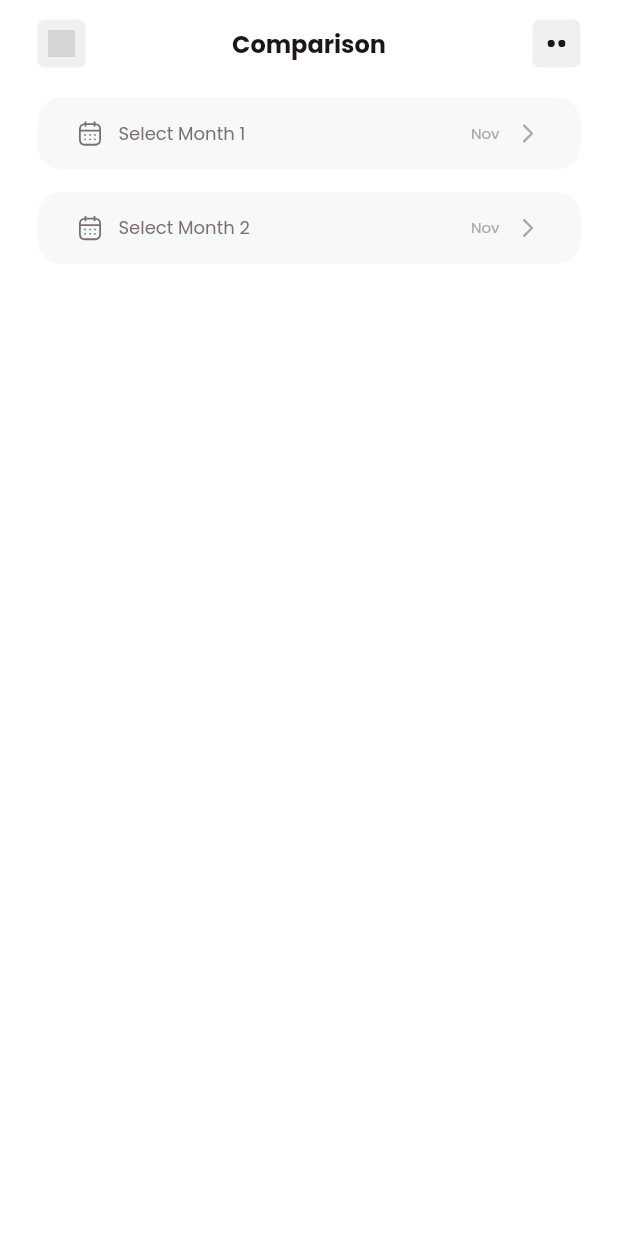
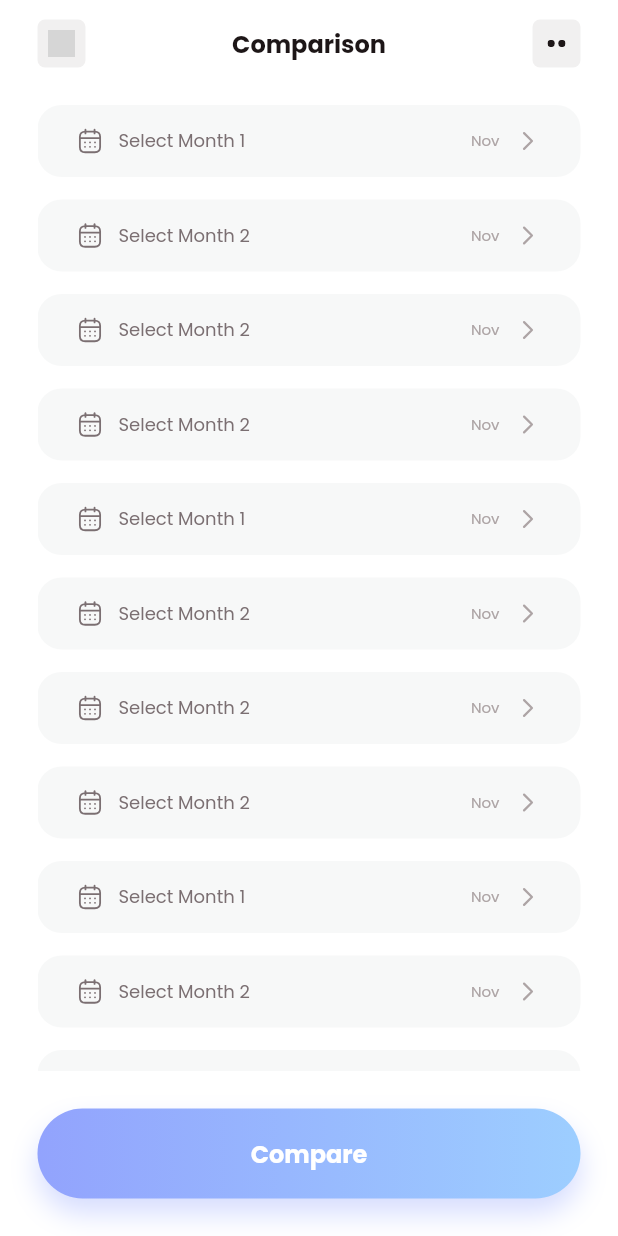
Before and after one commit to caonam030402/Fitness-App, a Flutter app: the ProgressTrackerPage screen opened by its route, after a tap on "Compare", on a phone screen of 412 x 824 dp. Run offline on Flutter 3.47's test engine with Material 2 defaults, Android fonts, the phone set to English and light mode, and no system bars; our stand-ins replace animated_splash_screen, flutter_svg, image_picker; missing offline and left inert: widget_mask; grey boxes are pictures that could not be loaded.

Commit message:
create page: fix Comparison

```diff
--- a/lib/components/banner_big.dart
+++ b/lib/components/banner_big.dart
@@ -7,7 +7,10 @@ import 'package:flutter/material.dart';
 import 'package:flutter_svg/flutter_svg.dart';
 
 class BannerBig extends StatelessWidget {
-  const BannerBig({super.key});
+  final String content;
+  final String contentColor;
+  const BannerBig(
+      {super.key, required this.content, required this.contentColor});
 
   @override
   Widget build(BuildContext context) {
@@ -31,15 +34,15 @@ class BannerBig extends StatelessWidget {
                 width: 170,
                 child: RichText(
                   text: TextSpan(
-                    text: 'Track Your Progress Each Month With ',
+                    text: content,
                     style: AppText.small.copyWith(
                         fontWeight: FontWeight.w500,
                         color: AppColors.black,
                         height: 1.8),
-                    children: const [
+                    children: [
                       TextSpan(
-                          text: 'Photo',
-                          style: TextStyle(
+                          text: contentColor,
+                          style: const TextStyle(
                               fontWeight: FontWeight.w600,
                               color: AppColors.primary)),
                     ],
--- a/lib/components/list_view_item.dart
+++ b/lib/components/list_view_item.dart
@@ -36,6 +36,9 @@ class ListViewItem extends StatelessWidget {
                 );
               }),
         ),
+        SizedBox(
+          height: 20,
+        ),
       ],
     );
   }
--- a/lib/pages/progressTracker/comparison_page.dart
+++ b/lib/pages/progressTracker/comparison_page.dart
@@ -1,3 +1,4 @@
+import 'package:fitness_app/components/button.dart';
 import 'package:fitness_app/components/comparison_item.dart';
 import 'package:fitness_app/components/tool_bar.dart';
 import 'package:fitness_app/styles/app_styles.dart';
@@ -9,19 +10,18 @@ class ComparisonPage extends StatelessWidget {
   @override
   Widget build(BuildContext context) {
     return Scaffold(
+        bottomNavigationBar: Padding(
+          padding: const EdgeInsets.all(AppStyles.paddingBothSidesPage),
+          child: Button(text: 'Compare', onPressed: () {}),
+        ),
         appBar: ToolBar(title: 'Comparison'),
-        body: Column(
+        body: SingleChildScrollView(
+          child: Padding(
+            padding: EdgeInsets.all(AppStyles.paddingBothSidesPage),
+            child: Column(
               children: [
                 SizedBox(
-              height: 20,
-            ),
-            Padding(
-              padding: EdgeInsets.symmetric(
-                  horizontal: AppStyles.paddingBothSidesPage),
-              child: Column(
-                children: [
-                  Container(
-                    height: MediaQuery.of(context).size.height - 100,
+                  height: MediaQuery.of(context).size.height * 0.8,
                   child: ListView(
                     children: [
                       ComparisonItem(
@@ -30,13 +30,69 @@ class ComparisonPage extends StatelessWidget {
                       ComparisonItem(
                         title: 'Select Month 2',
                       ),
+                      ComparisonItem(
+                        title: 'Select Month 2',
+                      ),
+                      ComparisonItem(
+                        title: 'Select Month 2',
+                      ),
+                      ComparisonItem(
+                        title: 'Select Month 1',
+                      ),
+                      ComparisonItem(
+                        title: 'Select Month 2',
+                      ),
+                      ComparisonItem(
+                        title: 'Select Month 2',
+                      ),
+                      ComparisonItem(
+                        title: 'Select Month 2',
+                      ),
+                      ComparisonItem(
+                        title: 'Select Month 1',
+                      ),
+                      ComparisonItem(
+                        title: 'Select Month 2',
+                      ),
+                      ComparisonItem(
+                        title: 'Select Month 2',
+                      ),
+                      ComparisonItem(
+                        title: 'Select Month 2',
+                      ),
+                      ComparisonItem(
+                        title: 'Select Month 1',
+                      ),
+                      ComparisonItem(
+                        title: 'Select Month 2',
+                      ),
+                      ComparisonItem(
+                        title: 'Select Month 2',
+                      ),
+                      ComparisonItem(
+                        title: 'Select Month 2',
+                      ),
+                      ComparisonItem(
+                        title: 'Select Month 1',
+                      ),
+                      ComparisonItem(
+                        title: 'Select Month 2',
+                      ),
+                      ComparisonItem(
+                        title: 'Select Month 2',
+                      ),
+                      ComparisonItem(
+                        title: 'Select Month 2',
+                      ),
+                      SizedBox(
+                        height: 30,
+                      )
                     ],
                   ),
                 )
               ],
             ),
-            )
-          ],
+          ),
         ));
   }
 }
--- a/lib/pages/progressTracker/progress_tracker_page.dart
+++ b/lib/pages/progressTracker/progress_tracker_page.dart
@@ -10,6 +10,7 @@ import 'package:fitness_app/styles/app_styles.dart';
 import 'package:fitness_app/styles/app_text.dart';
 import 'package:flutter/material.dart';
 import 'package:flutter_svg/flutter_svg.dart';
+import 'package:image_picker/image_picker.dart';
 
 class ProgressTrackerPage extends StatelessWidget {
   const ProgressTrackerPage({super.key});
@@ -20,6 +21,9 @@ class ProgressTrackerPage extends StatelessWidget {
       body: Stack(
         children: [
           SingleChildScrollView(
+            child: Padding(
+              padding: EdgeInsets.only(
+                  bottom: AppStyles.heightBottomNavigation + 30),
               child: Column(
                 children: [
                   SizedBox(
@@ -92,12 +96,15 @@ class ProgressTrackerPage extends StatelessWidget {
                                       child: ElevatedButton(
                                           onPressed: () {},
                                           style: ElevatedButton.styleFrom(
-                                            backgroundColor: Colors.transparent,
-                                            foregroundColor: Colors.transparent,
+                                              backgroundColor:
+                                                  Colors.transparent,
+                                              foregroundColor:
+                                                  Colors.transparent,
                                               shadowColor: Colors.transparent,
                                               shape: RoundedRectangleBorder(
                                                   borderRadius:
-                                                    BorderRadius.circular(99))),
+                                                      BorderRadius.circular(
+                                                          99))),
                                           child: SvgPicture.asset(
                                               AppIcons.ic_close)),
                                     ))
@@ -106,7 +113,10 @@ class ProgressTrackerPage extends StatelessWidget {
                             SizedBox(
                               height: 25,
                             ),
-                          BannerBig(),
+                            BannerBig(
+                              content: 'Track Your Progress Each Month With ',
+                              contentColor: 'Photo',
+                            ),
                             SizedBox(
                               height: 25,
                             ),
@@ -132,9 +142,8 @@ class ProgressTrackerPage extends StatelessWidget {
                               height: 5,
                             ),
                             ListViewItem(date: '2 June', item: ListItem),
-                          SizedBox(
-                            height: 20,
-                          ),
+                            ListViewItem(date: '2 June', item: ListItem),
+                            ListViewItem(date: '2 June', item: ListItem),
                             ListViewItem(date: '5 May', item: ListItem1),
                           ],
                         ),
@@ -144,13 +153,14 @@ class ProgressTrackerPage extends StatelessWidget {
                 ],
               ),
             ),
+          ),
           Positioned(
-              bottom: 90,
+              bottom: AppStyles.heightBottomNavigation * 1.7,
               right: AppStyles.paddingBothSidesPage,
               child: ButtonFloating(
                 icon: AppIcons.ic_camera_stroke,
                 onPressed: () {
-                  Navigator.of(context).popAndPushNamed(AppRoutes.camera);
+                  ImagePicker().pickImage(source: ImageSource.camera);
                 },
               ))
         ],
--- /dev/null
+++ b/lib/pages/progressTracker/result_page.dart
@@ -0,0 +1,10 @@
+import 'package:flutter/material.dart';
+
+class ResultPage extends StatelessWidget {
+  const ResultPage({super.key});
+
+  @override
+  Widget build(BuildContext context) {
+    return const Placeholder();
+  }
+}
--- a/lib/styles/app_styles.dart
+++ b/lib/styles/app_styles.dart
@@ -1,6 +1,7 @@
 import 'package:flutter/material.dart';
 
 class AppStyles {
+  static const double heightBottomNavigation = 50;
   static const double paddingBothSidesPage = 25;
   static const BorderRadiusGeometry borderRadiusCard =
       BorderRadius.all(Radius.circular(20));
--- a/pubspec.yaml
+++ b/pubspec.yaml
@@ -39,6 +39,7 @@ dependencies:
   animated_splash_screen: ^1.3.0
   gradient_floating_button: ^0.0.3
   widget_mask: ^1.0.0+0
+  image_picker: ^1.0.4
 
 dev_dependencies:
   flutter_test:
```
Also changed, not shown: pubspec.lock, 5 other files. Lines whose indentation alone changed are shown as unchanged.
